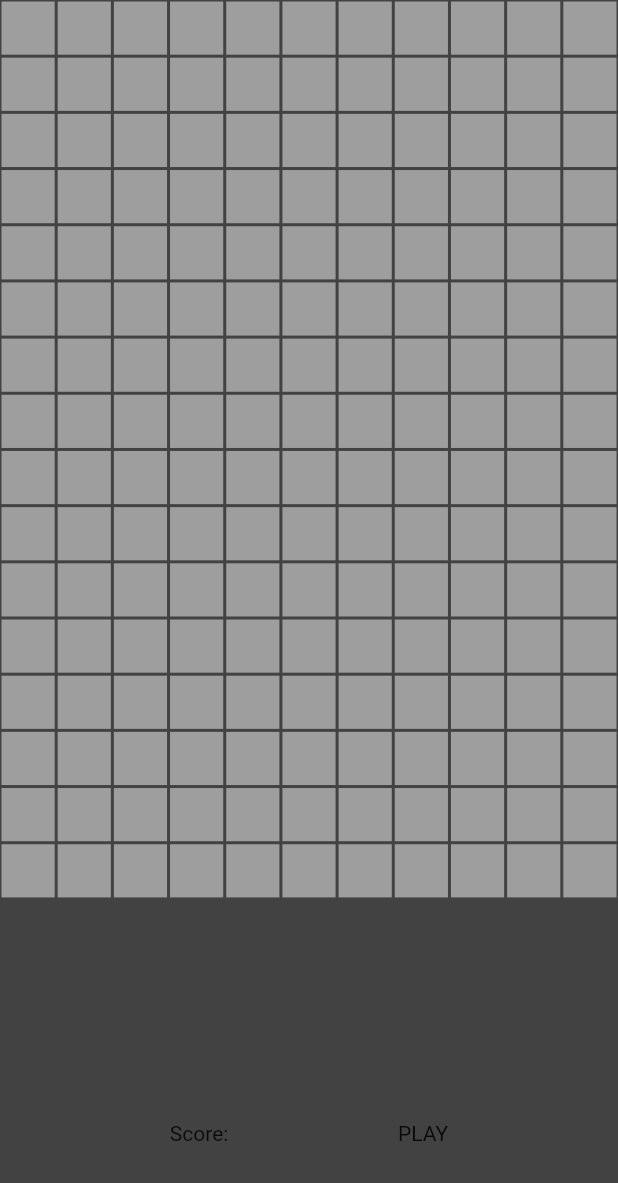
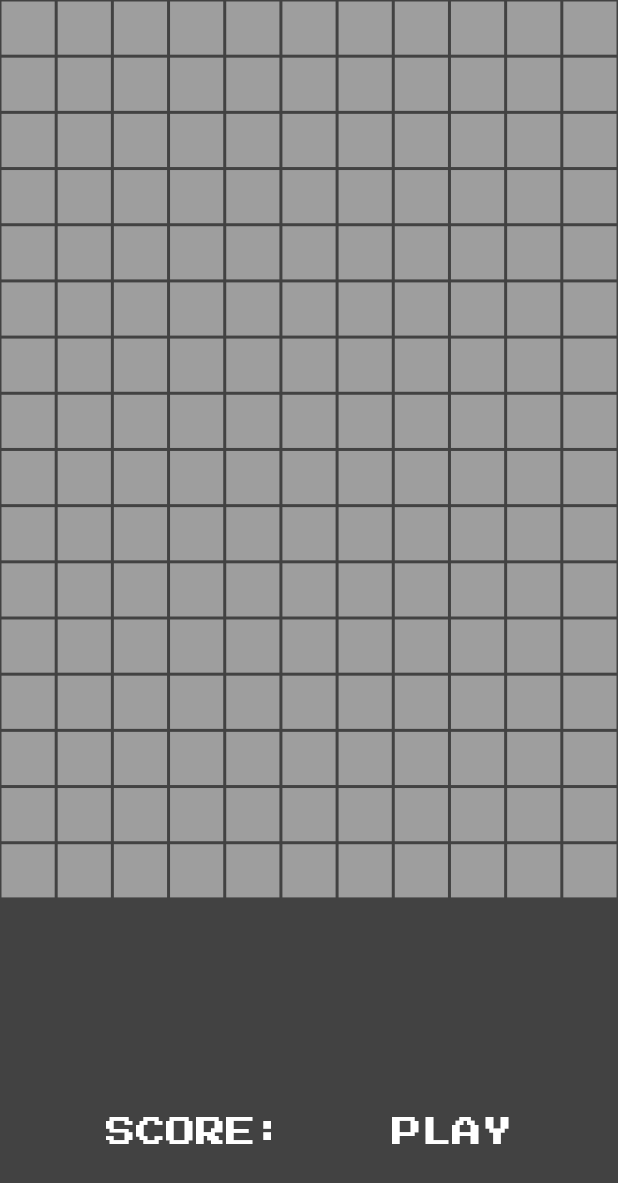
Before and after one commit to ZheerBarzan/project_pacman, a Flutter app: the screen it shows after launch, on a phone screen of 412 x 824 dp. Shown: the top 1183 px of the screen. Run offline on Flutter 3.47's test engine with Material 2 defaults, Android fonts, the phone set to English and light mode, and no system bars; our stand-ins replace google_fonts.

Commit message:
some design changes to the score section

```diff
--- a/lib/home_page.dart
+++ b/lib/home_page.dart
@@ -1,4 +1,5 @@
 import 'package:flutter/material.dart';
+import 'package:google_fonts/google_fonts.dart';
 
 class Homepage extends StatefulWidget {
   const Homepage({super.key});
@@ -37,9 +38,20 @@ class _HomepageState extends State<Homepage> {
           // the socre area
           Expanded(
             child: Container(
-              child: const Row(
+              child: Row(
                 mainAxisAlignment: MainAxisAlignment.spaceEvenly,
-                children: [Text("Score:"), Text("PLAY")],
+                children: [
+                  Text(
+                    "SCORE:",
+                    style: GoogleFonts.pressStart2p(
+                        color: Colors.white, fontSize: 20),
+                  ),
+                  Text(
+                    "PLAY",
+                    style: GoogleFonts.pressStart2p(
+                        color: Colors.white, fontSize: 20),
+                  )
+                ],
               ),
             ),
           ),
```
Also changed, not shown: pubspec.yaml (+4 -12 lines), pubspec.lock.
